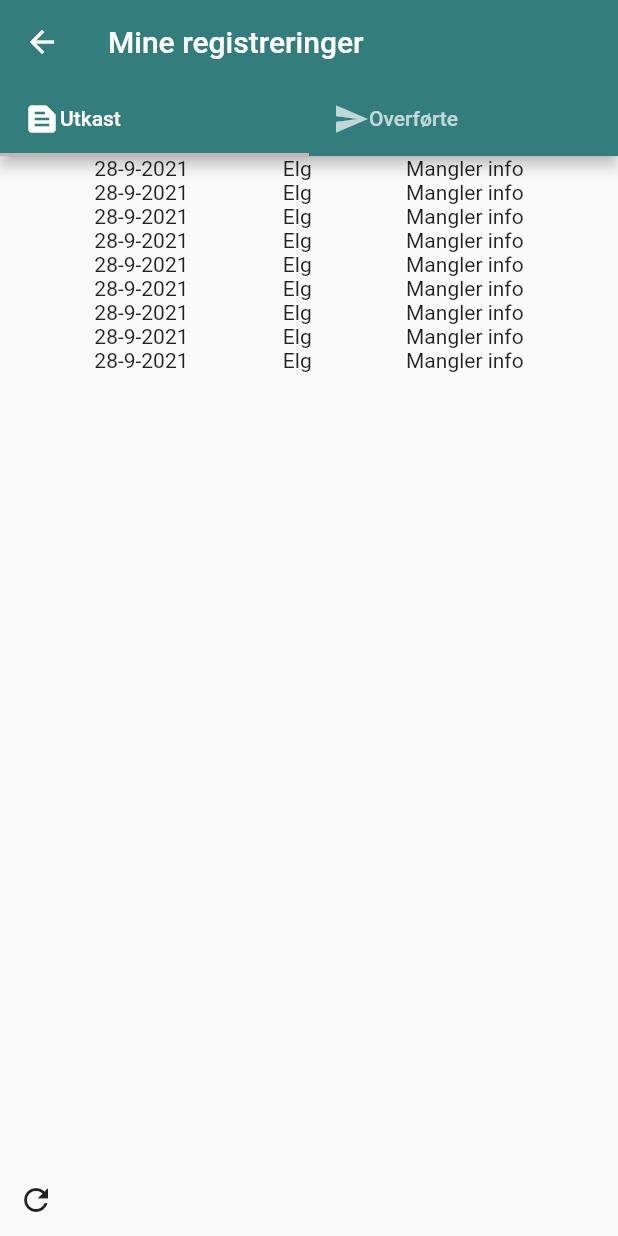
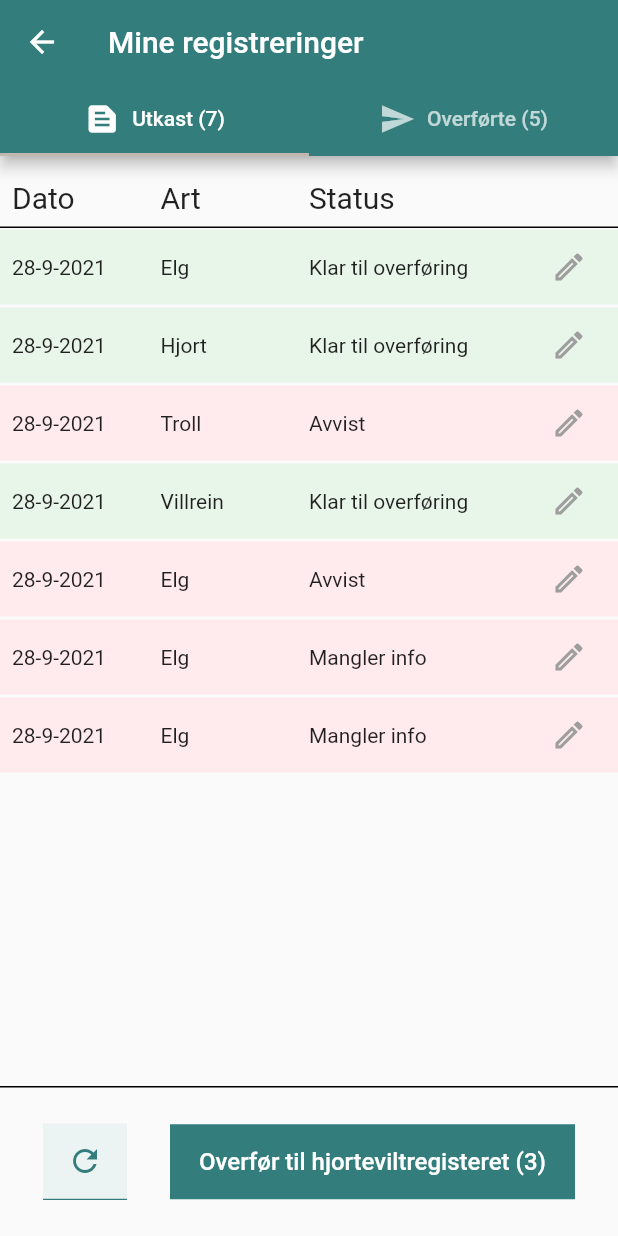
Before and after one commit to magnusgeriksson/fallvilt, a Flutter app: the MyRegistrationsScreen screen opened directly with empty values, after a tap on the "refresh" icon, on a phone screen of 412 x 824 dp. Run offline on Flutter 3.47's test engine with Material 2 defaults, Android fonts, the phone set to English and light mode, and no system bars; our stand-ins replace bloc, equatable, flutter_bloc, formz, moor; accounts and stored records are empty; generated files the repository leaves out were written again.

Commit message:
Feature/mine registreringer (#2)
* Lagt til ikon og knapper

* wip

* wip registration tabbar

* lagt til statscubit

* cleanup

* retter state

* Wip mine registreringer

* styling registreringsskjerm

```diff
--- a/lib/bloc/registration/registration_state.dart
+++ b/lib/bloc/registration/registration_state.dart
@@ -16,7 +16,7 @@ class RegistrationFormState extends Equatable {
       bool? ukjentTidspunkt,
       ArsakListItemFormField? arsak,
       KjoretoyListItemFormField? kjoretoy,
-      RegistrationStatus? regStatus}) {
+      Object? regStatus}) {
     return RegistrationFormState(
         status: status ?? this.status,
         stedsnavn: stedsnavn ?? this.stedsnavn,
--- a/lib/cubit/cubit.dart
+++ b/lib/cubit/cubit.dart
@@ -1 +1,2 @@
 export 'stats/stats_cubit.dart';
+export 'registrations/registrations_cubit.dart';
--- /dev/null
+++ b/lib/cubit/registrations/registrations_cubit.dart
@@ -0,0 +1,20 @@
+import 'package:bloc/bloc.dart';
+import 'package:equatable/equatable.dart';
+import 'package:fallvilt/models/registration_list_model.dart';
+import 'package:fallvilt/repositories/registration_repository_fake.dart';
+
+part 'registrations_state.dart';
+
+class RegistrationsCubit extends Cubit<RegistrationsState> {
+  final RegistrationRepositoryFake _registrationRepository;
+  RegistrationsCubit(this._registrationRepository) : super(const RegistrationsInitial());
+
+  Future<void> loadRegistrations() async {
+    try {
+      final registrations = await _registrationRepository.getRegistrations();
+      emit(RegistrationsLoaded(registrations));
+    } on Exception {
+      emit(const RegistrationsError("Fikk ikke til å laste statistikk"));
+    }
+  }
+}
--- /dev/null
+++ b/lib/cubit/registrations/registrations_state.dart
@@ -0,0 +1,28 @@
+part of 'registrations_cubit.dart';
+
+abstract class RegistrationsState extends Equatable {
+  const RegistrationsState();
+
+  @override
+  List<Object> get props => [];
+}
+
+class RegistrationsInitial extends RegistrationsState {
+  const RegistrationsInitial();
+}
+
+class RegistrationsLoaded extends RegistrationsState {
+  final Registrations registrations;
+  const RegistrationsLoaded(this.registrations);
+
+  @override
+  List<Object> get props => [registrations];
+}
+
+class RegistrationsError extends RegistrationsState {
+  final String message;
+  const RegistrationsError(this.message);
+
+  @override
+  List<Object> get props => [message];
+}
--- a/lib/models/models.dart
+++ b/lib/models/models.dart
@@ -4,3 +4,4 @@ export 'default_text_field.dart';
 export 'password.dart';
 export 'username.dart';
 export 'stats.dart';
+export 'registration_list_model.dart';
--- /dev/null
+++ b/lib/models/registration_list_model.dart
@@ -0,0 +1,22 @@
+class RegistrationListModel {
+  final int id;
+  final RegistrationStatus status;
+  final String art;
+  final DateTime dato;
+
+  const RegistrationListModel(this.id, this.status, this.art, this.dato);
+}
+
+class RegistrationStatus {
+  final int id;
+  final String label;
+
+  const RegistrationStatus(this.id, this.label);
+}
+
+class Registrations {
+  final List<RegistrationListModel> utkast;
+  final List<RegistrationListModel> overforte;
+
+  const Registrations(this.utkast, this.overforte);
+}
--- /dev/null
+++ b/lib/repositories/registration_repository_fake.dart
@@ -0,0 +1,29 @@
+import 'package:fallvilt/models/models.dart';
+
+var utkast = const RegistrationStatus(0, "Klar til overføring");
+var manglerInfo = const RegistrationStatus(1, "Mangler info");
+var avvist = const RegistrationStatus(2, "Avvist");
+var godkjent = const RegistrationStatus(3, "Godkjent");
+
+class RegistrationRepositoryFake {
+  Future<Registrations> getRegistrations() async {
+    Future.delayed(const Duration(milliseconds: 100));
+    List<RegistrationListModel> utkastList = [
+      RegistrationListModel(0, const RegistrationStatus(0, "Klar til overføring"), "Elg", DateTime.now()),
+      RegistrationListModel(1, const RegistrationStatus(0, "Klar til overføring"), "Hjort", DateTime.now()),
+      RegistrationListModel(2, const RegistrationStatus(2, "Avvist"), "Troll", DateTime.now()),
+      RegistrationListModel(3, const RegistrationStatus(0, "Klar til overføring"), "Villrein", DateTime.now()),
+      RegistrationListModel(4, const RegistrationStatus(2, "Avvist"), "Elg", DateTime.now()),
+      RegistrationListModel(5, const RegistrationStatus(1, "Mangler info"), "Elg", DateTime.now()),
+      RegistrationListModel(6, const RegistrationStatus(1, "Mangler info"), "Elg", DateTime.now()),
+    ];
+    List<RegistrationListModel> godkjentList = [
+      RegistrationListModel(7, const RegistrationStatus(3, "Godkjent"), "Elg", DateTime.now()),
+      RegistrationListModel(8, const RegistrationStatus(3, "Godkjent"), "Hjort", DateTime.now()),
+      RegistrationListModel(9, const RegistrationStatus(3, "Godkjent"), "Troll", DateTime.now()),
+      RegistrationListModel(10, const RegistrationStatus(3, "Godkjent"), "Villrein", DateTime.now()),
+      RegistrationListModel(11, const RegistrationStatus(3, "Godkjent"), "Elg", DateTime.now()),
+    ];
+    return Registrations(utkastList, godkjentList);
+  }
+}
--- a/lib/screens/my_registrations_screen.dart
+++ b/lib/screens/my_registrations_screen.dart
@@ -1,4 +1,10 @@
+import 'package:fallvilt/cubit/cubit.dart';
+import 'package:fallvilt/models/registration_list_model.dart';
+import 'package:fallvilt/repositories/registration_repository_fake.dart';
 import 'package:flutter/material.dart';
+import 'package:flutter_bloc/flutter_bloc.dart';
+import 'package:flutter/material.dart';
+
 
 class MyRegistrationsScreen extends StatelessWidget {
   final int initialIndex;
@@ -14,85 +20,217 @@ class MyRegistrationsScreen extends StatelessWidget {
             ));
   }
 
+
+  String getUtkastTekst(RegistrationsState state) {
+    if (state is RegistrationsLoaded) return "Utkast (${state.registrations.utkast.length})";
+    return "Utkast";
+  }
+
+  String getOverforteTekst(RegistrationsState state) {
+    if (state is RegistrationsLoaded) return "Overførte (${state.registrations.overforte.length})";
+    return "Overførte";
+  }
+
+
   @override
   Widget build(BuildContext context) {
     return DefaultTabController(
       length: 2,
       initialIndex: initialIndex,
-      child: Scaffold(
+      child: BlocProvider(
+        create: (context) => RegistrationsCubit(RegistrationRepositoryFake())..loadRegistrations(),
+        child: BlocBuilder<RegistrationsCubit, RegistrationsState>(
+          builder: (context, state) {
+            return Scaffold(
                 appBar: AppBar(
-          title: Text("Mine registreringer"),
+                  title: const Text("Mine registreringer"),
                   bottom: TabBar(tabs: [
                     Tab(
                       child: Row(
-                children: const [Icon(Icons.text_snippet), Text("Utkast")],
+                        mainAxisAlignment: MainAxisAlignment.center,
+                        children: [
+                          const Padding(
+                            padding: EdgeInsets.only(right: 8.0),
+                            child: Icon(Icons.text_snippet),
+                          ),
+                          Text(getUtkastTekst(state))
+                        ],
                       ),
                     ),
                     Tab(
                       child: Row(
-                children: const [Icon(Icons.send), Text("Overførte")],
+                        mainAxisAlignment: MainAxisAlignment.center,
+                        children: [
+                          const Padding(
+                            padding: EdgeInsets.only(right: 8.0),
+                            child: Icon(Icons.send),
+                          ),
+                          Text(getOverforteTekst(state))
+                        ],
                       ),
                     ),
                   ]),
                 ),
-        body: TabBarView(
+                body: buildBody(state),
+                bottomNavigationBar: buildBottomButtonBar(state));
+          },
+        ),
+      ),
+    );
+  }
+
+  Widget buildBottomButtonBar(RegistrationsState state) {
+    if (state is RegistrationsLoaded) {
+      return Container(
+        height: 100,
+        decoration: const BoxDecoration(border: Border(top: BorderSide())),
+        child: Row(
+          mainAxisAlignment: MainAxisAlignment.spaceEvenly,
+          children: [
+            Container(
+              decoration: const BoxDecoration(border: Border(bottom: BorderSide(color: Color(0xFF337E7D)))),
+              child: ElevatedButton(
+                  style: ElevatedButton.styleFrom(
+                    minimumSize: const Size(50, 50),
+                    shape: const BeveledRectangleBorder(),
+                    primary: const Color(0xFFEBF3F3),
+                    elevation: 0,
+                  ),
+                  onPressed: () => print(""),
+                  child: const Icon(Icons.refresh, color: Color(0xFF337E7D))),
+            ),
+            ElevatedButton(
+                style: ElevatedButton.styleFrom(
+                    minimumSize: const Size(270, 50), shape: const BeveledRectangleBorder(), elevation: 0),
+                onPressed: () => print(""),
+                child: Text(
+                  "Overfør til hjorteviltregisteret (${state.registrations.utkast.where((element) => element.status.id == 0).length})",
+                  style: const TextStyle(fontSize: 16),
+                ))
+          ],
+        ),
+      );
+    } else {
+      return Container(
+        height: 100,
+        decoration: const BoxDecoration(border: Border(top: BorderSide())),
+        child: Row(
+          children: [
+            ElevatedButton(onPressed: () => print(""), child: const Icon(Icons.refresh)),
+          ],
+        ),
+      );
+    }
+  }
+}
+
+Widget buildTableHeader() {
+  return Container(
+    padding: const EdgeInsets.only(left: 8.0, right: 8.0, top: 16, bottom: 8.0),
+    decoration: const BoxDecoration(border: Border(bottom: BorderSide())),
+    child: Row(
+      children: const [
+        Expanded(
+            flex: 2,
+            child: Text(
+              'Dato',
+              style: TextStyle(fontSize: 20),
+            )),
+        Expanded(flex: 2, child: Text('Art', style: TextStyle(fontSize: 20))),
+        Expanded(flex: 3, child: Text('Status', style: TextStyle(fontSize: 20))),
+        Expanded(
+          child: SizedBox(),
+        ),
+      ],
+    ),
+  );
+}
+
+Widget buildBody(RegistrationsState state) {
+  if (state is RegistrationsLoaded) {
+    return TabBarView(
       children: [
         Column(
           children: [
+            buildTableHeader(),
             Expanded(
               child: ListView(
-                    children: [
-                      RegistrationListElement(date: DateTime.now(), art: "Elg", status: "Mangler info"),
-                      RegistrationListElement(date: DateTime.now(), art: "Elg", status: "Mangler info"),
-                      RegistrationListElement(date: DateTime.now(), art: "Elg", status: "Mangler info"),
-                      RegistrationListElement(date: DateTime.now(), art: "Elg", status: "Mangler info"),
-                      RegistrationListElement(date: DateTime.now(), art: "Elg", status: "Mangler info"),
-                      RegistrationListElement(date: DateTime.now(), art: "Elg", status: "Mangler info"),
-                      RegistrationListElement(date: DateTime.now(), art: "Elg", status: "Mangler info"),
-                      RegistrationListElement(date: DateTime.now(), art: "Elg", status: "Mangler info"),
-                      RegistrationListElement(date: DateTime.now(), art: "Elg", status: "Mangler info"),
-                    ],
+                children: List.generate(
+                    state.registrations.utkast.length,
+                    (i) => RegistrationListElementWidget(
+                          id: state.registrations.utkast[i].id,
+                          date: state.registrations.utkast[i].dato,
+                          art: state.registrations.utkast[i].art,
+                          status: state.registrations.utkast[i].status,
+                        )),
               ),
             )
           ],
         ),
         Column(
           children: [
+            buildTableHeader(),
             Expanded(
               child: ListView(
-                    children: [
-                      RegistrationListElement(date: DateTime.now(), art: "Villrein", status: "overført"),
-                      RegistrationListElement(date: DateTime.now(), art: "Villrein", status: "overført"),
-                      RegistrationListElement(date: DateTime.now(), art: "Villrein", status: "overført"),
-                      RegistrationListElement(date: DateTime.now(), art: "Villrein", status: "overført"),
-                    ],
+                children: List.generate(
+                    state.registrations.overforte.length,
+                    (i) => RegistrationListElementWidget(
+                          id: state.registrations.overforte[i].id,
+                          date: state.registrations.overforte[i].dato,
+                          art: state.registrations.overforte[i].art,
+                          status: state.registrations.overforte[i].status,
+                        )),
               ),
             )
           ],
         ),
       ],
+    );
+  } else {
+    return const Center(
+      child: CircularProgressIndicator(),
+    );
+  }
+}
+
+class RegistrationListElementWidget extends StatelessWidget {
+  final int id;
+  final DateTime date;
+  final String art;
+  final RegistrationStatus status;
+
+  const RegistrationListElementWidget(
+      {Key? key, required this.id, required this.date, required this.art, required this.status})
+
+      : super(key: key);
+
+  @override
+  Widget build(BuildContext context) {
+    return InkWell(
+      onTap: () => print("hello $art nr $id"),
+      child: Padding(
+        padding: const EdgeInsets.symmetric(vertical: 1.0),
+        child: Container(
+          color: status.id == 0 || status.id == 3 ? Colors.green.shade50 : Colors.red.shade50,
+          height: 50,
+          child: Padding(
+            padding: const EdgeInsets.symmetric(horizontal: 8.0),
+            child: Row(
+              children: [
+                Expanded(flex: 2, child: Text('${date.day}-${date.month}-${date.year}')),
+                Expanded(flex: 2, child: Text(art)),
+                Expanded(flex: 3, child: Text(status.label)),
+                Expanded(
+                    flex: 1,
+                    child: Icon(
+                      status.id == 3 ? Icons.arrow_forward_ios : Icons.edit_outlined,
+                      color: Colors.grey,
+                    )),
+              ],
             ),
-        bottomNavigationBar: Row(
-          children: [IconButton(onPressed: () => print(""), icon: const Icon(Icons.refresh))],
+          ),
         ),
       ),
     );
   }
 }
-
-class RegistrationListElement extends StatelessWidget {
-  final DateTime date;
-  final String art;
-  final String status;
-
-  const RegistrationListElement({Key? key, required this.date, required this.art, required this.status})
-      : super(key: key);
-
-  @override
-  Widget build(BuildContext context) {
-    return Row(
-      mainAxisAlignment: MainAxisAlignment.spaceEvenly,
-      children: [Text('${date.day}-${date.month}-${date.year}'), Text(art), Text(status)],
-    );
-  }
-}
```
Lines whose indentation alone changed are shown as unchanged.
